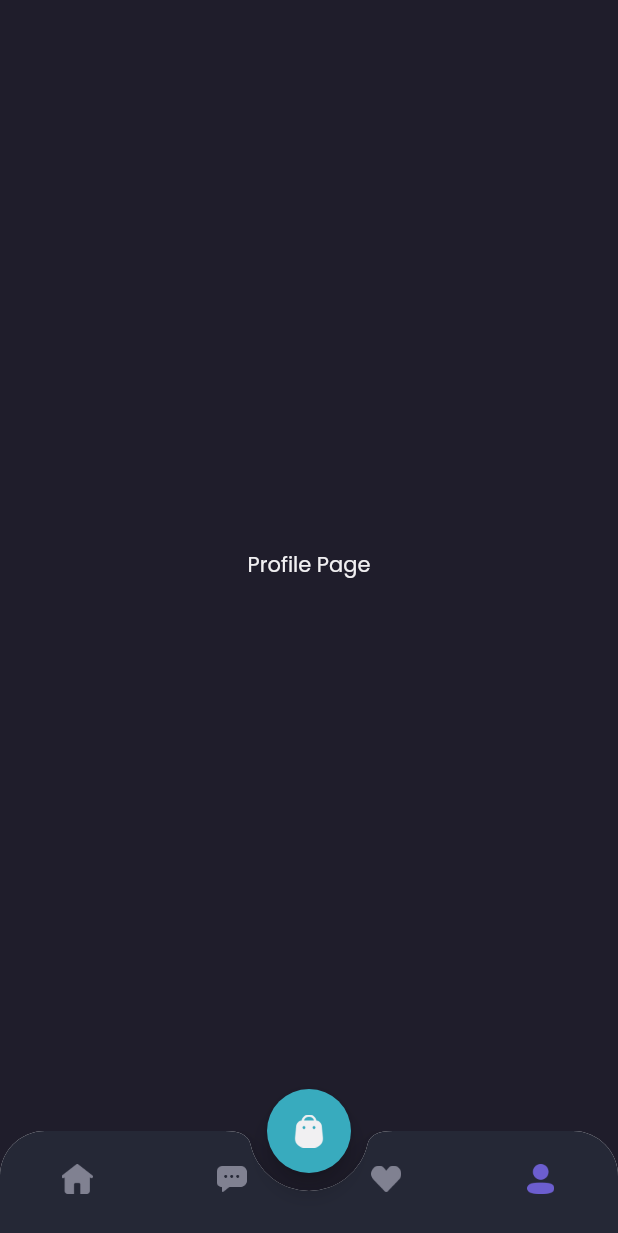
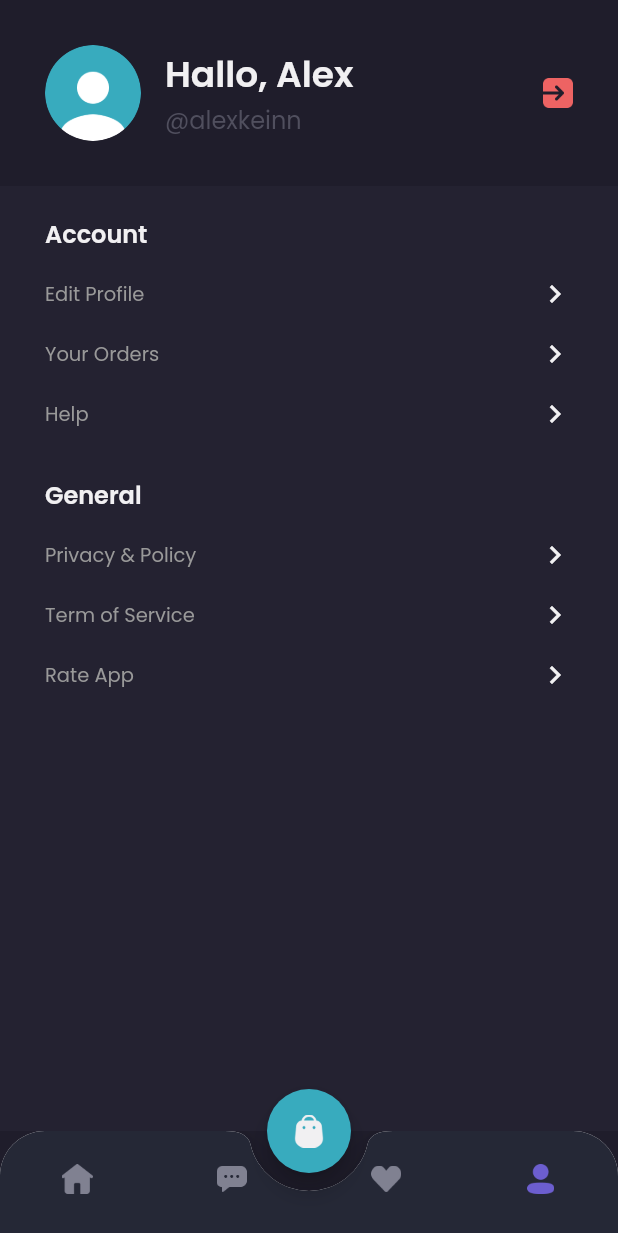
Before and after one commit to DeniJuly/shamo-app, a Flutter app: the MainPage screen opened by its route, item 4 of the bottom bar chosen, on a phone screen of 412 x 824 dp. Shown: the top 1233 px of the screen. Run offline on Flutter 3.47's test engine with Material 2 defaults, Android fonts, the phone set to English and light mode, and no system bars; our stand-ins replace google_fonts.

Commit message:
profile page

```diff
--- a/lib/pages/home/profile_page.dart
+++ b/lib/pages/home/profile_page.dart
@@ -4,15 +4,129 @@ import 'package:shamo_app/config/theme.dart';
 class ProfilePage extends StatelessWidget {
   const ProfilePage({Key? key}) : super(key: key);
 
-  @override
-  Widget build(BuildContext context) {
-    return Container(
-      child: Center(
-        child: Text(
-          'Profile Page',
-          style: primaryTextStyle,
+  Widget header() {
+    return AppBar(
+      backgroundColor: bgColor1,
+      elevation: 0,
+      automaticallyImplyLeading: false,
+      flexibleSpace: SafeArea(
+        child: Container(
+          padding: EdgeInsets.all(30),
+          child: Row(
+            children: [
+              ClipOval(
+                child: Image.asset(
+                  'assets/images/profile.png',
+                  width: 64,
+                ),
+              ),
+              SizedBox(
+                width: 16,
+              ),
+              Expanded(
+                child: Column(
+                  crossAxisAlignment: CrossAxisAlignment.start,
+                  children: [
+                    Text(
+                      'Hallo, Alex',
+                      style: primaryTextStyle.copyWith(
+                        fontWeight: FontWeight.w600,
+                        fontSize: 24,
+                      ),
+                    ),
+                    Text(
+                      '@alexkeinn',
+                      style: subtitleTextStyle.copyWith(
+                        fontSize: 16,
+                      ),
+                    ),
+                  ],
+                ),
+              ),
+              Image.asset(
+                'assets/icons/ic_logout.png',
+                width: 20,
+              ),
+            ],
+          ),
         ),
       ),
     );
   }
+
+  Widget menuItem(String text) {
+    return Container(
+      margin: EdgeInsets.only(
+        top: 16,
+      ),
+      child: Row(
+        mainAxisAlignment: MainAxisAlignment.spaceBetween,
+        children: [
+          Text(
+            text,
+            style: secondaryTextStyle.copyWith(
+              fontSize: 13,
+            ),
+          ),
+          Icon(
+            Icons.chevron_right,
+            color: primaryTextColor,
+          ),
+        ],
+      ),
+    );
+  }
+
+  Widget content() {
+    return Expanded(
+      child: Container(
+        color: bgColor3,
+        width: double.infinity,
+        padding: EdgeInsets.symmetric(
+          horizontal: defaultMargin,
+        ),
+        child: Column(
+          crossAxisAlignment: CrossAxisAlignment.start,
+          children: [
+            SizedBox(
+              height: 20,
+            ),
+            Text(
+              'Account',
+              style: primaryTextStyle.copyWith(
+                fontSize: 16,
+                fontWeight: FontWeight.w600,
+              ),
+            ),
+            menuItem('Edit Profile'),
+            menuItem('Your Orders'),
+            menuItem('Help'),
+            SizedBox(
+              height: 30,
+            ),
+            Text(
+              'General',
+              style: primaryTextStyle.copyWith(
+                fontSize: 16,
+                fontWeight: FontWeight.w600,
+              ),
+            ),
+            menuItem('Privacy & Policy'),
+            menuItem('Term of Service'),
+            menuItem('Rate App'),
+          ],
+        ),
+      ),
+    );
+  }
+
+  @override
+  Widget build(BuildContext context) {
+    return Column(
+      children: [
+        header(),
+        content(),
+      ],
+    );
+  }
 }
```
